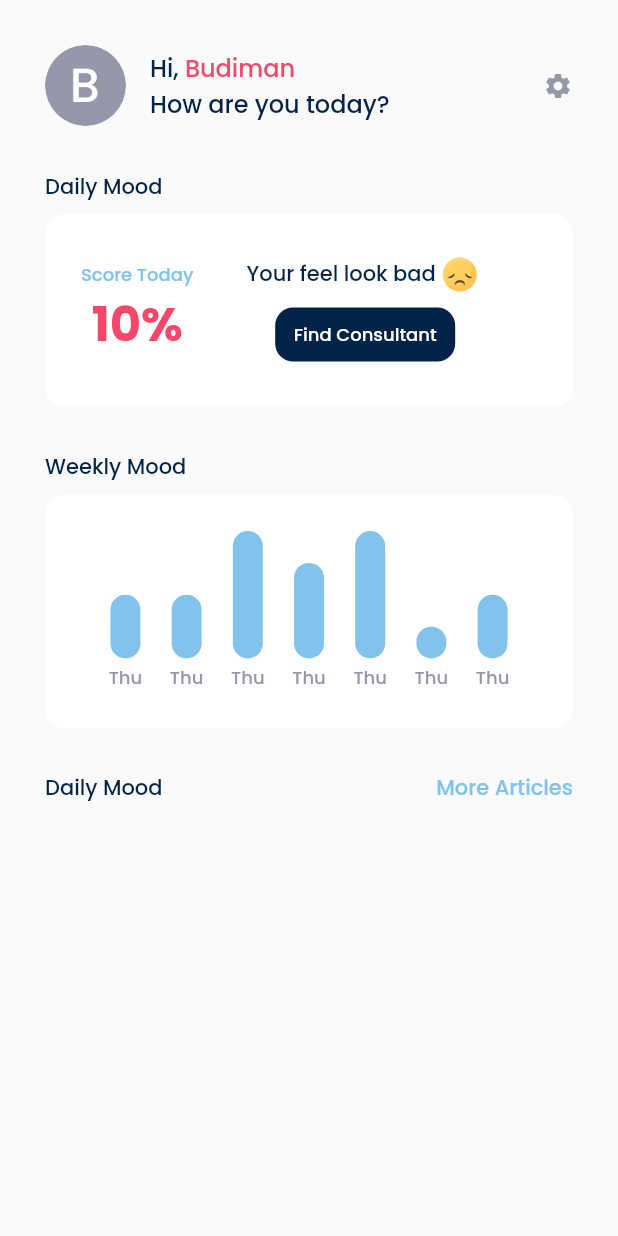
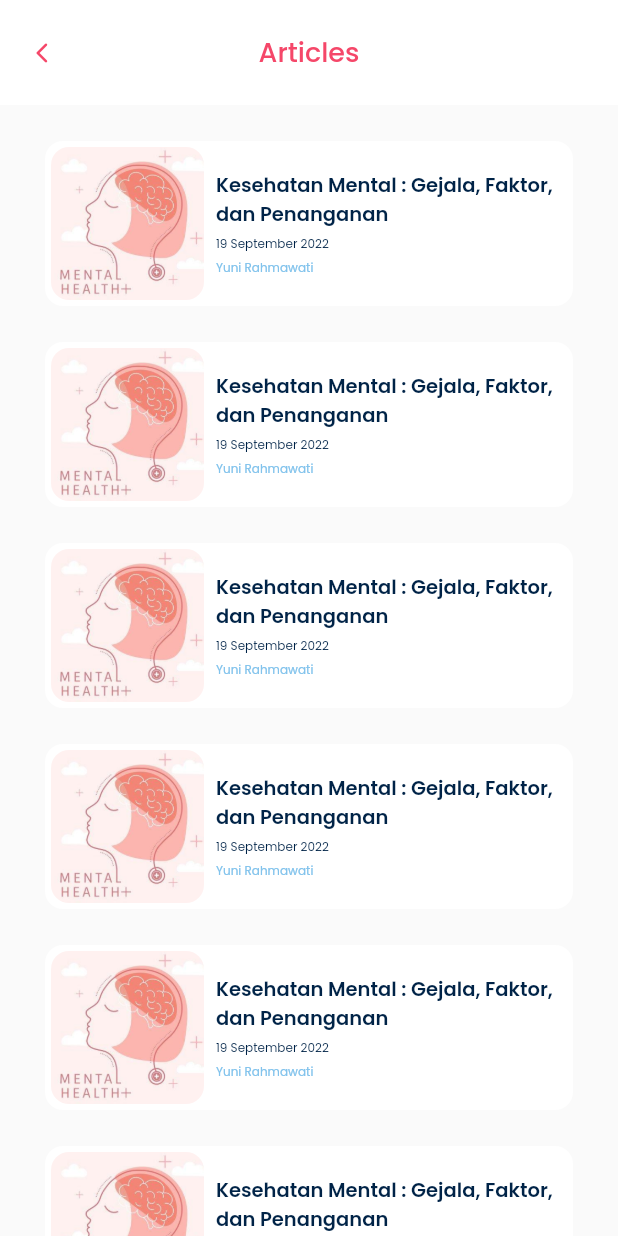
Before and after one commit to ibrahimmm999/Moodly, a Flutter app: the screen it shows after launch, after a tap on "Sign Up", after a tap on "More Articles", on a phone screen of 412 x 824 dp. Run offline on Flutter 3.47's test engine with Material 2 defaults, Android fonts, the phone set to English and light mode, and no system bars; our stand-ins replace cloud_firestore, google_fonts; accounts and stored records are empty.

Commit message:
merge home and articles

```diff
--- a/lib/main.dart
+++ b/lib/main.dart
@@ -1,5 +1,6 @@
 import 'package:flutter/material.dart';
-import 'package:moodly/pages_user/home_user.dart';
+import 'package:moodly/pages_user/articles_user_page.dart';
+import 'package:moodly/pages_user/home_user_page.dart';
 
 import 'sign_up_page.dart';
 import 'splash_screen.dart';
@@ -20,7 +21,8 @@ class MyApp extends StatelessWidget {
         '/': (context) => const SplashScreen(),
         '/sign-up': (context) => SignUpPage(),
         '/sign-in': (context) => SignInPage(),
-        '/home-user': (context) => const HomeUser(),
+        '/home-user': (context) => const HomeUserPage(),
+        '/article-user': (context) => const ArticlesUserPage(),
       },
     );
   }
--- /dev/null
+++ b/lib/pages_user/articles_user_page.dart
@@ -0,0 +1,60 @@
+import 'package:flutter/material.dart';
+import 'package:moodly/widgets/article_tile_user.dart';
+
+import '../../../shared/theme.dart';
+
+class ArticlesUserPage extends StatelessWidget {
+  const ArticlesUserPage({super.key});
+
+  @override
+  Widget build(BuildContext context) {
+    PreferredSizeWidget header() {
+      return AppBar(
+        toolbarHeight: 70,
+        backgroundColor: white,
+        centerTitle: true,
+        leading: IconButton(
+          onPressed: () {
+            Navigator.pop(context);
+          },
+          icon: const Icon(Icons.arrow_back_ios_new_rounded),
+          color: primaryColor,
+          iconSize: 16,
+        ),
+        title: Text(
+          'Articles',
+          style: primaryColorText.copyWith(
+            fontSize: 18,
+            fontWeight: medium,
+          ),
+        ),
+        elevation: 0,
+        automaticallyImplyLeading: false,
+      );
+    }
+
+    Widget content() {
+      return Expanded(
+        child: ListView(
+          padding: EdgeInsets.only(
+              top: 24, left: defaultMargin, right: defaultMargin),
+          children: const [
+            ArticleTileUser(),
+            ArticleTileUser(),
+            ArticleTileUser(),
+            ArticleTileUser(),
+            ArticleTileUser(),
+            ArticleTileUser(),
+          ],
+        ),
+      );
+    }
+
+    return Scaffold(
+      appBar: header(),
+      body: Column(
+        children: [content()],
+      ),
+    );
+  }
+}
--- a/lib/pages_user/home_user.dart
+++ b/lib/pages_user/home_user_page.dart
@@ -1,10 +1,11 @@
 import 'package:cloud_firestore/cloud_firestore.dart';
 import 'package:flutter/material.dart';
 import 'package:moodly/shared/theme.dart';
+import 'package:moodly/widgets/article_tile_user.dart';
 import 'package:moodly/widgets/bar_chart.dart';
 
-class HomeUser extends StatelessWidget {
-  const HomeUser({super.key});
+class HomeUserPage extends StatelessWidget {
+  const HomeUserPage({super.key});
 
   @override
   Widget build(BuildContext context) {
@@ -223,11 +224,13 @@ class HomeUser extends StatelessWidget {
               mainAxisAlignment: MainAxisAlignment.spaceBetween,
               children: [
                 Text(
-                  'Daily Mood',
+                  'New Articles',
                   style: darkText.copyWith(fontWeight: medium, fontSize: 14),
                 ),
                 InkWell(
-                  onTap: () {},
+                  onTap: () {
+                    Navigator.pushNamed(context, '/article-user');
+                  },
                   child: Text(
                     'More Articles',
                     style: secondaryColorText.copyWith(
@@ -236,7 +239,14 @@ class HomeUser extends StatelessWidget {
                 ),
               ],
             ),
-            Column(),
+            const SizedBox(height: 8),
+            Column(
+              children: const [
+                ArticleTileUser(),
+                ArticleTileUser(),
+                ArticleTileUser(),
+              ],
+            ),
           ],
         ),
       );
--- /dev/null
+++ b/lib/widgets/article_tile_user.dart
@@ -0,0 +1,76 @@
+import 'package:flutter/material.dart';
+import 'package:moodly/pages_user/detail_article_user_page.dart';
+import 'package:moodly/shared/theme.dart';
+
+class ArticleTileUser extends StatelessWidget {
+  const ArticleTileUser({
+    Key? key,
+  }) : super(key: key);
+
+  @override
+  Widget build(BuildContext context) {
+    return GestureDetector(
+      onTap: () {
+        Navigator.push(
+          context,
+          MaterialPageRoute(
+            builder: (context) => const DetailArticlePage(),
+          ),
+        );
+      },
+      child: Container(
+        padding: const EdgeInsets.all(4),
+        width: 315,
+        height: 110,
+        margin: const EdgeInsets.only(bottom: 24),
+        decoration: BoxDecoration(
+            color: white, borderRadius: BorderRadius.circular(12)),
+        child: Row(
+          children: [
+            Container(
+              height: 102,
+              width: 102,
+              margin: const EdgeInsets.only(right: 8),
+              decoration: BoxDecoration(
+                  borderRadius: BorderRadius.circular(12),
+                  image: const DecorationImage(
+                      image: AssetImage("assets/example/article1_example.png"),
+                      fit: BoxFit.cover)),
+            ),
+            Expanded(
+              child: SizedBox(
+                width: 193,
+                child: Column(
+                  crossAxisAlignment: CrossAxisAlignment.start,
+                  mainAxisAlignment: MainAxisAlignment.center,
+                  children: [
+                    Text(
+                      "Kesehatan Mental : Gejala, Faktor, dan Penanganan",
+                      style: darkText.copyWith(
+                          fontSize: 13, fontWeight: FontWeight.w600),
+                      overflow: TextOverflow.clip,
+                    ),
+                    const SizedBox(
+                      height: 4,
+                    ),
+                    Text(
+                      "19 September 2022",
+                      style: darkText.copyWith(fontSize: 8),
+                    ),
+                    const SizedBox(
+                      height: 4,
+                    ),
+                    Text(
+                      "Yuni Rahmawati",
+                      style: secondaryColorText.copyWith(fontSize: 8),
+                    )
+                  ],
+                ),
+              ),
+            )
+          ],
+        ),
+      ),
+    );
+  }
+}
```
Also changed, not shown: lib/pages_user/articles_page.dart (deleted, +0 -130 lines), lib/pages_user/detail_article_user_page.dart (renamed from lib/pages_user/detail_article_page.dart).
